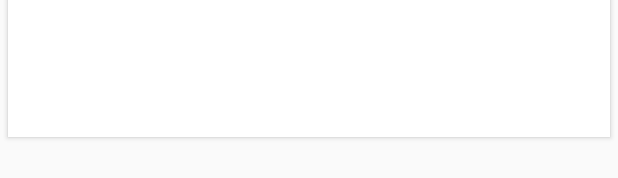
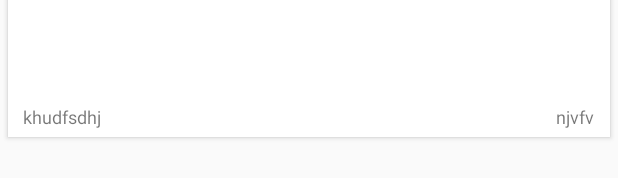
Before and after one commit to yaki29/GharBar, an Android app: the layout album_card.xml on its own in the app's theme, with its tools: preview values and no code run, on a phone screen of 412 x 824 dp. Shown: the part 191-369 px from the top of the screen. Run offline under Robolectric (Android 15) with nearby library versions, the phone set to English and light mode, and no system bars.

Commit message:
changes before sprint 2

```diff
--- a/app/build.gradle
+++ b/app/build.gradle
@@ -27,11 +27,12 @@ dependencies {
     compile group: 'com.cloudant', name: 'cloudant-sync-datastore-android', version: 'latest.release'
     compile 'com.android.support:appcompat-v7:25.3.1'
     compile 'com.android.support.constraint:constraint-layout:1.0.2'
-    compile 'com.android.support:cardview-v7:25.0.1'
+    compile 'com.android.support:cardview-v7:25.3.1'
     compile 'de.hdodenhof:circleimageview:2.1.0'
     compile 'com.android.support:design:25.3.1'
     compile 'com.android.support:support-v4:25.3.1'
     compile 'com.github.bumptech.glide:glide:3.7.0'
+    compile 'com.android.support:recyclerview-v7:25.3.+'
 
     testCompile 'junit:junit:4.12'
 }
--- a/app/src/main/java/com/example/user/gharbar/Models/Place.java
+++ b/app/src/main/java/com/example/user/gharbar/Models/Place.java
@@ -52,7 +52,7 @@ public class Place {
         this.validation=false;
     }
 
-    public boolean isValidation() {
+    public boolean getValidation() {
         return validation;
     }
 
--- a/app/src/main/res/layout/album_card.xml
+++ b/app/src/main/res/layout/album_card.xml
@@ -40,6 +40,22 @@
                 android:layout_width="match_parent"
                 android:layout_height="wrap_content"
                 android:layout_below="@id/title"
+                android:text="khudfsdhj"
+                android:paddingBottom="@dimen/songs_count_padding_bottom"
+                android:paddingLeft="@dimen/album_title_padding"
+                android:paddingRight="@dimen/album_title_padding"
+                android:textSize="@dimen/songs_count" />
+            <TextView
+                android:id="@+id/verified"
+                android:layout_width="wrap_content"
+                android:layout_height="wrap_content"
+                android:layout_below="@id/title"
+
+                android:text="njvfv"
+
+
+                android:layout_alignParentRight="true"
+
                 android:paddingBottom="@dimen/songs_count_padding_bottom"
                 android:paddingLeft="@dimen/album_title_padding"
                 android:paddingRight="@dimen/album_title_padding"
--- a/app/src/main/res/values/colors.xml
+++ b/app/src/main/res/values/colors.xml
@@ -6,4 +6,6 @@
     <color name="colorWhite">#FFFFFF</color>
     <color name="viewBg">#f1f5f8</color>
     <color name="album_title">#4c4c4c</color>
+    <color name="red">#FFF40404</color>
+    <color name="green">#FF14F404</color>
 </resources>
```
Also changed, not shown: app/src/main/java/com/example/user/gharbar/Adapters/AlbumsAdapter.java (+24 -9 lines), app/src/main/java/com/example/user/gharbar/Fragments/AddPlacesFragment.java (+9 -6 lines), app/src/main/java/com/example/user/gharbar/Fragments/ViewPlacesFragment.java (+63 -2 lines).
